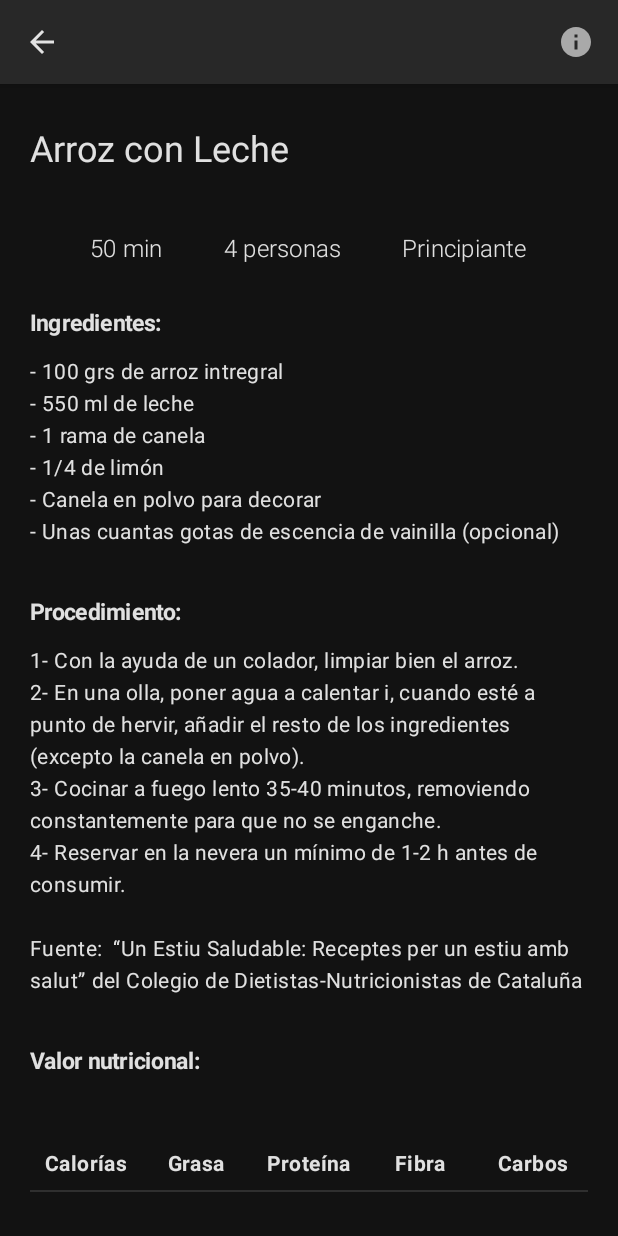
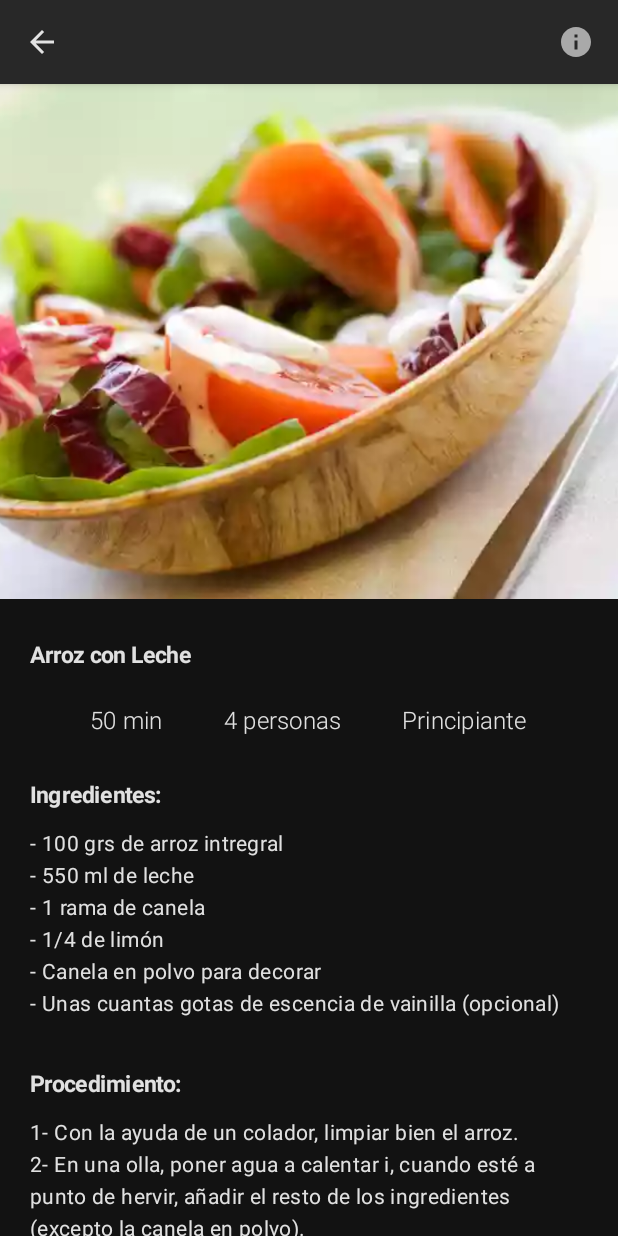
Before and after one commit to raseiker/FirstExampleApp, an Android app built with Jetpack Compose: the RecipeScreen screen opened through its navigation route, after a tap on "Arroz con Leche", on a phone screen of 412 x 824 dp. Run offline under Robolectric (Android 15) with nearby library versions, the phone set to English and light mode, and no system bars; our stand-ins replace Firebase (no records; nobody signed in at launch, a user with empty details on screens opened directly).

Commit message:
in third and fourth entregable modify: loginScreen Google option, RecipeDetailScreen.kt now have image, FoodScreen.kt show a list for searched foods, in Unique.kt change the aspect ratio for MyImageHeader, in UserViewModel.kt add option for toggle dark mode and simply MainActivity.kt

```diff
--- a/app/src/main/java/com/example/firstexampleapp/MainActivity.kt
+++ b/app/src/main/java/com/example/firstexampleapp/MainActivity.kt
@@ -4,11 +4,10 @@ import android.os.Bundle
 import androidx.activity.ComponentActivity
 import androidx.activity.compose.setContent
 import androidx.compose.material.*
-import androidx.compose.runtime.*
-import androidx.compose.runtime.saveable.rememberSaveable
 import androidx.compose.ui.unit.*
 import com.example.firstexampleapp.ui.navigation.SetUpNavHost
 import com.example.firstexampleapp.ui.theme.FirstExampleAppTheme
+
 //import com.google.firebase.auth.FirebaseAuth
 //import com.google.firebase.auth.ktx.auth
 //import com.google.firebase.ktx.Firebase
@@ -20,15 +19,7 @@ class MainActivity : ComponentActivity() {
     override fun onCreate(savedInstanceState: Bundle?) {
         super.onCreate(savedInstanceState)
         setContent {
-            var isDark by rememberSaveable { mutableStateOf(value = true) }
-            FirstExampleAppTheme(darkTheme = isDark) {
-                SetUpNavHost(
-                    isDark = isDark,
-                    onThemeChange = { isDark = !isDark }
-                )
-            }
+            SetUpNavHost()
         }
     }
-
-
 }
--- a/app/src/main/java/com/example/firstexampleapp/model/food/FoodRepo.kt
+++ b/app/src/main/java/com/example/firstexampleapp/model/food/FoodRepo.kt
@@ -3,14 +3,14 @@ package com.example.firstexampleapp.model.food
 val listFood = listOf(
     FoodState(
         name = "garbanzos",
-        nutritionInfo = listOf(540, 50, 0, 1, 18)
+        nutritionInfo = listOf(540.0, 50.0, 0.0, 1.0, 18.0)
     ),
     FoodState(
         name = "lentejas",
-        nutritionInfo = listOf(570, 30, 1, 2, 15)
+        nutritionInfo = listOf(570.0, 30.0, 1.0, 2.0, 15.0)
     ),
     FoodState(
         name = "alverjas",
-        nutritionInfo = listOf(580, 25, 5, 5, 10)
+        nutritionInfo = listOf(580.0, 25.0, 5.0, 5.0, 10.0)
     )
 )
--- a/app/src/main/java/com/example/firstexampleapp/model/food/FoodState.kt
+++ b/app/src/main/java/com/example/firstexampleapp/model/food/FoodState.kt
@@ -2,5 +2,5 @@ package com.example.firstexampleapp.model.food
 
 data class FoodState(
     val name: String = "",
-    val nutritionInfo: List<Int> = listOf()
+    val nutritionInfo: List<Double> = listOf()
 )
--- a/app/src/main/java/com/example/firstexampleapp/model/recipe/RecipeState.kt
+++ b/app/src/main/java/com/example/firstexampleapp/model/recipe/RecipeState.kt
@@ -3,6 +3,7 @@ package com.example.firstexampleapp.model.recipe
 data class RecipeState(
     val idRecipe: Int = 0,
     val title: String = "",
+    val photo: Int = 0,
     val mix: List<String> = listOf(),
     val cookingTime: String = "0.0",
     val difficulty: Level = Level.Junior,
--- a/app/src/main/java/com/example/firstexampleapp/model/recipe/repository/RecipeRepo.kt
+++ b/app/src/main/java/com/example/firstexampleapp/model/recipe/repository/RecipeRepo.kt
@@ -1,11 +1,13 @@
 package com.example.firstexampleapp.model.recipe.repository
 
+import com.example.firstexampleapp.R
 import com.example.firstexampleapp.model.recipe.RecipeState
 
 val listRecipe = listOf(
     RecipeState(
         idRecipe = 1,
         title = "Arroz con Leche",
+        photo = R.mipmap.fruits,
         mix = listOf(
             "100 grs de arroz intregral",
             "550 ml de leche",
@@ -26,6 +28,7 @@ val listRecipe = listOf(
     RecipeState(
         idRecipe = 2,
         title = "Risotto con tomates asados y cebada",
+        photo = R.mipmap.wiegth,
         mix = listOf(
             "100 grs de arroz intregral",
             "550 ml de leche",
--- a/app/src/main/java/com/example/firstexampleapp/ui/navigation/NavHost.kt
+++ b/app/src/main/java/com/example/firstexampleapp/ui/navigation/NavHost.kt
@@ -6,14 +6,11 @@ import androidx.compose.runtime.Composable
 import androidx.compose.runtime.collectAsState
 import androidx.compose.runtime.getValue
 import androidx.compose.ui.unit.ExperimentalUnitApi
-import androidx.lifecycle.ViewModelStoreOwner
 import androidx.lifecycle.viewmodel.compose.viewModel
 import androidx.navigation.*
 import androidx.navigation.compose.NavHost
 import androidx.navigation.compose.composable
 import androidx.navigation.compose.rememberNavController
-import com.example.firstexampleapp.model.article.ArticleCat
-import com.example.firstexampleapp.model.user.UserState
 import com.example.firstexampleapp.ui.screen.explore.ArticleScreen
 import com.example.firstexampleapp.ui.screen.explore.ExploreScreen
 import com.example.firstexampleapp.ui.screen.home.HomeScreen
@@ -26,6 +23,7 @@ import com.example.firstexampleapp.ui.screen.module.recipe.RecipeScreen
 import com.example.firstexampleapp.ui.screen.module.task.TaskScreen
 import com.example.firstexampleapp.ui.screen.module.track.TrackScreen
 import com.example.firstexampleapp.ui.screen.module.weight.WeightScreen
+import com.example.firstexampleapp.ui.theme.FirstExampleAppTheme
 import com.example.firstexampleapp.ui.viewModel.articleViewModel.ArticleViewModel
 import com.example.firstexampleapp.ui.viewModel.foodViewModel.FoodViewModel
 import com.example.firstexampleapp.ui.viewModel.questionViewModel.QuestionViewModel
@@ -45,9 +43,8 @@ fun SetUpNavHost(
     recipeViewModel: RecipeViewModel = viewModel(),
     foodViewModel: FoodViewModel = viewModel(),
     taskViewModel: TaskViewModel = viewModel(),
-    isDark: Boolean,
-    onThemeChange: (Boolean) -> Unit
 ) {
+    FirstExampleAppTheme(darkTheme = userViewModel.isDark.value) {
         NavHost(
             navController = navController,
             startDestination = Screen.LoginGraph.route//change to logingraph later
@@ -56,8 +53,8 @@ fun SetUpNavHost(
             loginGraph(
                 navController = navController,
                 userViewModel = userViewModel,
-            onThemeChange = onThemeChange,
-            isDark = isDark
+                isDark = userViewModel.isDark.value,
+                onThemeChange = { userViewModel.onThemeChange() }
             )
 
             composable(route = Screen.HomeScreen.route) {
@@ -113,6 +110,7 @@ fun SetUpNavHost(
                 foodViewModel = foodViewModel,
                 taskViewModel = taskViewModel
             )
+        }
     }
 }
 
--- a/app/src/main/java/com/example/firstexampleapp/ui/screen/login/LoginScreen.kt
+++ b/app/src/main/java/com/example/firstexampleapp/ui/screen/login/LoginScreen.kt
@@ -4,20 +4,13 @@ import androidx.compose.foundation.layout.Column
 import androidx.compose.foundation.layout.padding
 import androidx.compose.foundation.rememberScrollState
 import androidx.compose.foundation.verticalScroll
-import androidx.compose.material.ExperimentalMaterialApi
 import androidx.compose.material.Scaffold
 import androidx.compose.runtime.Composable
-import androidx.compose.runtime.collectAsState
-import androidx.compose.runtime.getValue
 import androidx.compose.ui.Alignment
 import androidx.compose.ui.Modifier
 import androidx.compose.ui.text.input.KeyboardType
-import androidx.compose.ui.tooling.preview.Devices
-import androidx.compose.ui.tooling.preview.Preview
 import androidx.compose.ui.unit.dp
-import androidx.lifecycle.viewmodel.compose.viewModel
 import com.example.firstexampleapp.model.user.UserVar
-import com.example.firstexampleapp.ui.theme.FirstExampleAppTheme
 import com.example.firstexampleapp.ui.utils.*
 import com.example.firstexampleapp.ui.viewModel.userViewModel.UserViewModel
 
@@ -85,7 +78,7 @@ fun LoginScreen(
 
             //show divider
             MyDivider(
-                text = "o ingresa con",
+                text = "o registrate con",
                 modifier = Modifier.padding(horizontal = 25.dp, vertical = 20.dp)
             )
 
--- a/app/src/main/java/com/example/firstexampleapp/ui/screen/module/recipe/RecipeDetailScreen.kt
+++ b/app/src/main/java/com/example/firstexampleapp/ui/screen/module/recipe/RecipeDetailScreen.kt
@@ -32,10 +32,17 @@ fun RecipeDetailScreen(
                 .padding(it)
                 .verticalScroll(state = rememberScrollState())
         ) {
+            //show image header
+            MyImageHeader(
+                image = recipeState.value.photo,//R.mipmap.wiegth,
+                modifier = Modifier.padding(bottom = 15.dp)
+            )
+
             //show recipe title
-            MyRecipeTitle(
-                title = recipeState.value.title,
-                modifier = Modifier.padding(horizontal = 20.dp, vertical = 30.dp)
+            MyText(
+                text = recipeState.value.title,
+                isTitle = true,
+                modifier = Modifier.padding(horizontal = 20.dp, vertical = 10.dp)
             )
 
             //show recipe header
@@ -61,9 +68,9 @@ fun RecipeDetailScreen(
             )
 
             //show nutrition info recipe
-            MyRecipeBody(
-                title = "Valor nutricional:",
-                text = "",
+            MyText(
+                text = "Valor nutricional por persona:",
+                isTitle = true,
                 modifier = Modifier.padding(horizontal = 20.dp, vertical = 15.dp)
             )
 
--- a/app/src/main/java/com/example/firstexampleapp/ui/screen/module/recipe/RecipeScreen.kt
+++ b/app/src/main/java/com/example/firstexampleapp/ui/screen/module/recipe/RecipeScreen.kt
@@ -11,14 +11,8 @@ import androidx.compose.material.icons.filled.ArrowBack
 import androidx.compose.material.icons.filled.Info
 import androidx.compose.runtime.Composable
 import androidx.compose.runtime.collectAsState
-import androidx.compose.runtime.getValue
 import androidx.compose.ui.Modifier
-import androidx.compose.ui.tooling.preview.Devices
-import androidx.compose.ui.tooling.preview.Preview
 import androidx.compose.ui.unit.dp
-import com.example.firstexampleapp.R
-
-import com.example.firstexampleapp.ui.theme.FirstExampleAppTheme
 import com.example.firstexampleapp.ui.utils.*
 import com.example.firstexampleapp.ui.viewModel.recipeViewModel.RecipeViewModel
 
@@ -62,21 +56,11 @@ fun RecipeScreen(
                 modifier = Modifier.padding(horizontal = 20.dp, vertical = 20.dp)
             )
 
-
-
             recipes.forEach { recipe ->
-//                MyNormalCard(
-//                    title = recipe.value.title,
-//                    subTitle = "${recipe.value.cookingTime} · ${recipe.value.quantity} · ${recipe.value.difficulty.type}",
-//                    icon = R.drawable.ic_baseline_menu_book_24,
-//                    onClick = { onCardClicked(recipe.value.idRecipe) },
-//                    modifier = Modifier.padding(horizontal = 20.dp, vertical = 10.dp)
-//                )
-
                 MyArticleItemCard(
                     title = recipe.value.title,
                     subTitle = "${recipe.value.cookingTime} · ${recipe.value.quantity} · ${recipe.value.difficulty.type}",
-                    image = R.mipmap.fruits,
+                    image = recipe.value.photo,
                     onClick = { onCardClicked(recipe.value.idRecipe) },
                     modifier = Modifier.padding(horizontal = 20.dp, vertical = 10.dp)
                 )
--- a/app/src/main/java/com/example/firstexampleapp/ui/utils/Cards.kt
+++ b/app/src/main/java/com/example/firstexampleapp/ui/utils/Cards.kt
@@ -6,7 +6,6 @@ import androidx.compose.foundation.border
 import androidx.compose.foundation.layout.*
 import androidx.compose.foundation.shape.CircleShape
 import androidx.compose.foundation.shape.CornerSize
-import androidx.compose.foundation.shape.RoundedCornerShape
 import androidx.compose.material.*
 import androidx.compose.runtime.*
 import androidx.compose.ui.Alignment
@@ -15,12 +14,8 @@ import androidx.compose.ui.draw.clip
 import androidx.compose.ui.graphics.Color
 import androidx.compose.ui.layout.ContentScale
 import androidx.compose.ui.res.painterResource
-import androidx.compose.ui.res.stringResource
 import androidx.compose.ui.text.font.FontWeight
-import androidx.compose.ui.text.input.KeyboardType
 import androidx.compose.ui.text.style.TextOverflow
-import androidx.compose.ui.tooling.preview.Devices
-import androidx.compose.ui.tooling.preview.Preview
 import androidx.compose.ui.unit.Dp
 import androidx.compose.ui.unit.dp
 import androidx.compose.ui.unit.sp
@@ -215,7 +210,7 @@ fun MyArticleItemCard(
                 Image(
                     painter = painterResource(id = image),
                     contentDescription = "",
-                    modifier = Modifier.size(90.dp),//before 100
+                    modifier = Modifier.size(100.dp),//before 100
                     contentScale = ContentScale.Crop
                 )
                 Column(modifier = Modifier.padding(start = 12.dp)) {
--- a/app/src/main/java/com/example/firstexampleapp/ui/utils/Unique.kt
+++ b/app/src/main/java/com/example/firstexampleapp/ui/utils/Unique.kt
@@ -12,12 +12,10 @@ import androidx.compose.material.*
 import androidx.compose.material.icons.Icons
 import androidx.compose.material.icons.filled.Add
 import androidx.compose.runtime.*
-import androidx.compose.runtime.saveable.rememberSaveable
 import androidx.compose.ui.Alignment
 import androidx.compose.ui.Modifier
 import androidx.compose.ui.draw.clip
 import androidx.compose.ui.graphics.Color
-import androidx.compose.ui.graphics.FilterQuality
 import androidx.compose.ui.layout.ContentScale
 import androidx.compose.ui.res.painterResource
 import androidx.compose.ui.text.AnnotatedString
@@ -25,10 +23,8 @@ import androidx.compose.ui.text.SpanStyle
 import androidx.compose.ui.text.font.FontWeight
 import androidx.compose.ui.text.style.TextDecoration
 import androidx.compose.ui.unit.*
-import com.example.firstexampleapp.ui.theme.FirstExampleAppTheme
 import com.example.firstexampleapp.R
 import com.example.firstexampleapp.model.recipe.Level
-import com.example.firstexampleapp.ui.navigation.onItemClicked
 
 //@Preview(showBackground = true, device = Devices.NEXUS_5X)
 //@Composable
@@ -173,7 +169,7 @@ fun MyImageHeader(
             painter = painterResource(id = image),
             contentDescription = null,
             contentScale = ContentScale.Crop,
-            modifier = Modifier.aspectRatio(ratio = 1.8f / 1f)//SIZE OF THE IMAGE
+            modifier = Modifier.aspectRatio(ratio = 1.8f / 1.5f)//SIZE OF THE IMAGE. before was 1.8/1.0
         )
     }
 }
--- a/app/src/main/java/com/example/firstexampleapp/ui/viewModel/userViewModel/UserViewModel.kt
+++ b/app/src/main/java/com/example/firstexampleapp/ui/viewModel/userViewModel/UserViewModel.kt
@@ -1,6 +1,5 @@
 package com.example.firstexampleapp.ui.viewModel.userViewModel
 
-import android.util.Log
 import androidx.compose.runtime.*
 import androidx.lifecycle.ViewModel
 import com.example.firstexampleapp.model.user.Trimester
@@ -13,7 +12,6 @@ import java.math.RoundingMode
 import java.text.DecimalFormat
 import java.text.SimpleDateFormat
 import java.util.*
-import kotlin.math.roundToInt
 
 class UserViewModel(
 
@@ -28,6 +26,10 @@ class UserViewModel(
         private set
     var _imc = mutableStateMapOf<String, String>()
         private set
+    var isDark = mutableStateOf(value = true)
+        private set
+
+    fun onThemeChange() { isDark.value = !isDark.value }
 
     fun onValueChangeName(text: String) = _user.update { it.copy(name = text) }
 
--- a/build.gradle
+++ b/build.gradle
@@ -15,8 +15,8 @@ buildscript {
 //    }
 }// Top-level build file where you can add configuration options common to all sub-projects/modules.
 plugins {
-    id 'com.android.application' version '7.2.2' apply false
-    id 'com.android.library' version '7.2.2' apply false
+    id 'com.android.application' version '7.3.1' apply false
+    id 'com.android.library' version '7.3.1' apply false
     id 'org.jetbrains.kotlin.android' version '1.5.31' apply false
 }
 
```
Also changed, not shown: app/src/main/java/com/example/firstexampleapp/ui/screen/login/LogoutScreen.kt (+1 -6 lines), app/src/main/java/com/example/firstexampleapp/ui/screen/module/food/FoodScreen.kt (+6 -10 lines), app/src/main/java/com/example/firstexampleapp/ui/viewModel/foodViewModel/FoodViewModel.kt (+9 -13 lines), gradle/wrapper/gradle-wrapper.properties. Lines whose indentation alone changed are shown as unchanged.
